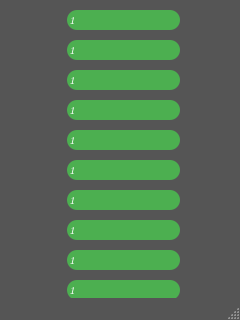
Old version of the form zoomplus_ui/zoomplus_settings_names.ui in the repository Fantaz1er/zoomplusdev.
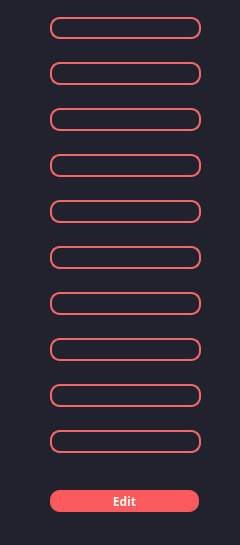
New version of the form.

```diff
--- a/zoomplus_ui/zoomplus_settings_names.ui
+++ b/zoomplus_ui/zoomplus_settings_names.ui
@@ -7,287 +7,269 @@
                 <x>0</x>
                 <y>0</y>
                 <width>240</width>
-                <height>320</height>
+    <height>545</height>
             </rect>
         </property>
         <property name="minimumSize">
             <size>
                 <width>240</width>
-                <height>320</height>
+    <height>380</height>
             </size>
         </property>
         <property name="maximumSize">
             <size>
                 <width>240</width>
-                <height>320</height>
-            </size>
-        </property>
+    <height>1024</height>
+   </size>
+  </property>
+  <property name="font">
+   <font>
+    <family>Montserrat Black</family>
+    <weight>75</weight>
+    <bold>true</bold>
+   </font>
+  </property>
         <property name="windowTitle">
             <string>MainWindow</string>
         </property>
         <property name="styleSheet">
-            <string notr="true">QMainWindow {background-color: #555;}</string>
+   <string notr="true">background-color: #22222e; color: white;</string>
         </property>
         <widget class="QWidget" name="centralwidget">
+   <widget class="QPushButton" name="pushButton">
+    <property name="geometry">
+     <rect>
+      <x>50</x>
+      <y>490</y>
+      <width>149</width>
+      <height>22</height>
+     </rect>
+    </property>
+    <property name="font">
+     <font>
+      <family>Montserrat Black</family>
+      <weight>75</weight>
+      <bold>true</bold>
+     </font>
+    </property>
+    <property name="styleSheet">
+     <string notr="true">QPushButton {
+      color: white;
+      background-color: #fb5b5d;
+      border-radius: 10px;
+      }
+
+      QPushButton:pressed {
+      background-color: #fa4244;
+      }
+     </string>
+    </property>
+    <property name="text">
+     <string>Edit</string>
+    </property>
+   </widget>
+   <widget class="QWidget" name="">
+    <property name="geometry">
+     <rect>
+      <x>50</x>
+      <y>0</y>
+      <width>151</width>
+      <height>471</height>
+     </rect>
+    </property>
+    <layout class="QVBoxLayout" name="verticalLayout">
+     <item>
             <widget class="QLineEdit" name="lineEdit">
-                <property name="geometry">
-                    <rect>
-                        <x>67</x>
-                        <y>10</y>
-                        <width>113</width>
-                        <height>20</height>
-                    </rect>
-                </property>
                 <property name="font">
                     <font>
-                        <family>Comic Sans MS,sans-serif</family>
+         <family>Montserrat Black</family>
+         <pointsize>8</pointsize>
                         <weight>75</weight>
                         <italic>false</italic>
                         <bold>true</bold>
                     </font>
                 </property>
                 <property name="styleSheet">
-                    <string notr="true">QLineEdit {border-radius: 10px; color: white; background-color: #4CAF50;
-                        font-family: Comic Sans MS, sans-serif; font: bold}
+        <string notr="true">bachground-color: #22222e; border: 2px solid #f66867; border-radius: 10px;color: white;
                     </string>
                 </property>
                 <property name="text">
-                    <string>1</string>
-                </property>
-            </widget>
+        <string/>
+       </property>
+      </widget>
+     </item>
+     <item>
             <widget class="QLineEdit" name="lineEdit_2">
-                <property name="geometry">
-                    <rect>
-                        <x>67</x>
-                        <y>40</y>
-                        <width>113</width>
-                        <height>20</height>
-                    </rect>
-                </property>
                 <property name="font">
                     <font>
-                        <family>Comic Sans MS,sans-serif</family>
+         <family>Montserrat Black</family>
                         <weight>75</weight>
                         <italic>false</italic>
                         <bold>true</bold>
                     </font>
                 </property>
                 <property name="styleSheet">
-                    <string notr="true">QLineEdit {border-radius: 10px; color: white; background-color: #4CAF50;
-                        font-family: Comic Sans MS, sans-serif; font: bold}
+        <string notr="true">bachground-color: #22222e; border: 2px solid #f66867; border-radius: 10px;color: white;
                     </string>
                 </property>
                 <property name="text">
-                    <string>1</string>
-                </property>
-            </widget>
+        <string/>
+       </property>
+      </widget>
+     </item>
+     <item>
             <widget class="QLineEdit" name="lineEdit_3">
-                <property name="geometry">
-                    <rect>
-                        <x>67</x>
-                        <y>70</y>
-                        <width>113</width>
-                        <height>20</height>
-                    </rect>
-                </property>
                 <property name="font">
                     <font>
-                        <family>Comic Sans MS,sans-serif</family>
+         <family>Montserrat Black</family>
                         <weight>75</weight>
                         <italic>false</italic>
                         <bold>true</bold>
                     </font>
                 </property>
                 <property name="styleSheet">
-                    <string notr="true">QLineEdit {border-radius: 10px; color: white; background-color: #4CAF50;
-                        font-family: Comic Sans MS, sans-serif; font: bold}
+        <string notr="true">bachground-color: #22222e; border: 2px solid #f66867; border-radius: 10px;color: white;
                     </string>
                 </property>
                 <property name="text">
-                    <string>1</string>
-                </property>
-            </widget>
+        <string/>
+       </property>
+      </widget>
+     </item>
+     <item>
             <widget class="QLineEdit" name="lineEdit_4">
-                <property name="geometry">
-                    <rect>
-                        <x>67</x>
-                        <y>100</y>
-                        <width>113</width>
-                        <height>20</height>
-                    </rect>
-                </property>
                 <property name="font">
                     <font>
-                        <family>Comic Sans MS,sans-serif</family>
+         <family>Montserrat Black</family>
                         <weight>75</weight>
                         <italic>false</italic>
                         <bold>true</bold>
                     </font>
                 </property>
                 <property name="styleSheet">
-                    <string notr="true">QLineEdit {border-radius: 10px; color: white; background-color: #4CAF50;
-                        font-family: Comic Sans MS, sans-serif; font: bold}
+        <string notr="true">bachground-color: #22222e; border: 2px solid #f66867; border-radius: 10px;color: white;
                     </string>
                 </property>
                 <property name="text">
-                    <string>1</string>
-                </property>
-            </widget>
+        <string/>
+       </property>
+      </widget>
+     </item>
+     <item>
             <widget class="QLineEdit" name="lineEdit_5">
-                <property name="geometry">
-                    <rect>
-                        <x>67</x>
-                        <y>130</y>
-                        <width>113</width>
-                        <height>20</height>
-                    </rect>
-                </property>
                 <property name="font">
                     <font>
-                        <family>Comic Sans MS,sans-serif</family>
+         <family>Montserrat Black</family>
                         <weight>75</weight>
                         <italic>false</italic>
                         <bold>true</bold>
                     </font>
                 </property>
                 <property name="styleSheet">
-                    <string notr="true">QLineEdit {border-radius: 10px; color: white; background-color: #4CAF50;
-                        font-family: Comic Sans MS, sans-serif; font: bold}
+        <string notr="true">bachground-color: #22222e; border: 2px solid #f66867; border-radius: 10px;color: white;
                     </string>
                 </property>
                 <property name="text">
-                    <string>1</string>
-                </property>
-            </widget>
+        <string/>
+       </property>
+      </widget>
+     </item>
+     <item>
             <widget class="QLineEdit" name="lineEdit_6">
-                <property name="geometry">
-                    <rect>
-                        <x>67</x>
-                        <y>160</y>
-                        <width>113</width>
-                        <height>20</height>
-                    </rect>
-                </property>
                 <property name="font">
                     <font>
-                        <family>Comic Sans MS,sans-serif</family>
+         <family>Montserrat Black</family>
                         <weight>75</weight>
                         <italic>false</italic>
                         <bold>true</bold>
                     </font>
                 </property>
                 <property name="styleSheet">
-                    <string notr="true">QLineEdit {border-radius: 10px; color: white; background-color: #4CAF50;
-                        font-family: Comic Sans MS, sans-serif; font: bold}
+        <string notr="true">bachground-color: #22222e; border: 2px solid #f66867; border-radius: 10px;color: white;
                     </string>
                 </property>
                 <property name="text">
-                    <string>1</string>
-                </property>
-            </widget>
+        <string/>
+       </property>
+      </widget>
+     </item>
+     <item>
             <widget class="QLineEdit" name="lineEdit_7">
-                <property name="geometry">
-                    <rect>
-                        <x>67</x>
-                        <y>220</y>
-                        <width>113</width>
-                        <height>20</height>
-                    </rect>
-                </property>
                 <property name="font">
                     <font>
-                        <family>Comic Sans MS,sans-serif</family>
+         <family>Montserrat Black</family>
                         <weight>75</weight>
                         <italic>false</italic>
                         <bold>true</bold>
                     </font>
                 </property>
                 <property name="styleSheet">
-                    <string notr="true">QLineEdit {border-radius: 10px; color: white; background-color: #4CAF50;
-                        font-family: Comic Sans MS, sans-serif; font: bold}
+        <string notr="true">bachground-color: #22222e; border: 2px solid #f66867; border-radius: 10px;color: white;
                     </string>
                 </property>
                 <property name="text">
-                    <string>1</string>
-                </property>
-            </widget>
+        <string/>
+       </property>
+      </widget>
+     </item>
+     <item>
             <widget class="QLineEdit" name="lineEdit_8">
-                <property name="geometry">
-                    <rect>
-                        <x>67</x>
-                        <y>190</y>
-                        <width>113</width>
-                        <height>20</height>
-                    </rect>
-                </property>
                 <property name="font">
                     <font>
-                        <family>Comic Sans MS,sans-serif</family>
+         <family>Montserrat Black</family>
                         <weight>75</weight>
                         <italic>false</italic>
                         <bold>true</bold>
                     </font>
                 </property>
                 <property name="styleSheet">
-                    <string notr="true">QLineEdit {border-radius: 10px; color: white; background-color: #4CAF50;
-                        font-family: Comic Sans MS, sans-serif; font: bold}
+        <string notr="true">bachground-color: #22222e; border: 2px solid #f66867; border-radius: 10px;color: white;
                     </string>
                 </property>
                 <property name="text">
-                    <string>1</string>
-                </property>
-            </widget>
-            <widget class="QLineEdit" name="lineEdit_9">
-                <property name="geometry">
-                    <rect>
-                        <x>67</x>
-                        <y>280</y>
-                        <width>113</width>
-                        <height>20</height>
-                    </rect>
-                </property>
-                <property name="font">
-                    <font>
-                        <family>Comic Sans MS,sans-serif</family>
-                        <weight>75</weight>
-                        <italic>false</italic>
-                        <bold>true</bold>
-                    </font>
-                </property>
-                <property name="styleSheet">
-                    <string notr="true">QLineEdit {border-radius: 10px; color: white; background-color: #4CAF50;
-                        font-family: Comic Sans MS, sans-serif; font: bold}
-                    </string>
-                </property>
-                <property name="text">
-                    <string>1</string>
-                </property>
-            </widget>
+        <string/>
+       </property>
+      </widget>
+     </item>
+     <item>
             <widget class="QLineEdit" name="lineEdit_10">
-                <property name="geometry">
-                    <rect>
-                        <x>67</x>
-                        <y>250</y>
-                        <width>113</width>
-                        <height>20</height>
-                    </rect>
-                </property>
+       <property name="font">
+        <font>
+         <family>Montserrat Black</family>
+         <weight>75</weight>
+         <italic>false</italic>
+         <bold>true</bold>
+        </font>
+       </property>
+       <property name="styleSheet">
+        <string notr="true">bachground-color: #22222e; border: 2px solid #f66867; border-radius: 10px;color: white;
+        </string>
+       </property>
+       <property name="text">
+        <string/>
+       </property>
+      </widget>
+     </item>
+     <item>
+      <widget class="QLineEdit" name="lineEdit_9">
                 <property name="font">
                     <font>
-                        <family>Comic Sans MS,sans-serif</family>
+         <family>Montserrat Black</family>
                         <weight>75</weight>
                         <italic>false</italic>
                         <bold>true</bold>
                     </font>
                 </property>
                 <property name="styleSheet">
-                    <string notr="true">QLineEdit {border-radius: 10px; color: white; background-color: #4CAF50;
-                        font-family: Comic Sans MS, sans-serif; font: bold}
+        <string notr="true">bachground-color: #22222e; border: 2px solid #f66867; border-radius: 10px;color: white;
                     </string>
                 </property>
                 <property name="text">
-                    <string>1</string>
-                </property>
+        <string/>
+       </property>
+      </widget>
+     </item>
+    </layout>
             </widget>
         </widget>
         <widget class="QMenuBar" name="menubar">
```
Left out of the diff: 4 changed lines with no effect on the pictures. Lines whose indentation alone changed are shown as unchanged.
